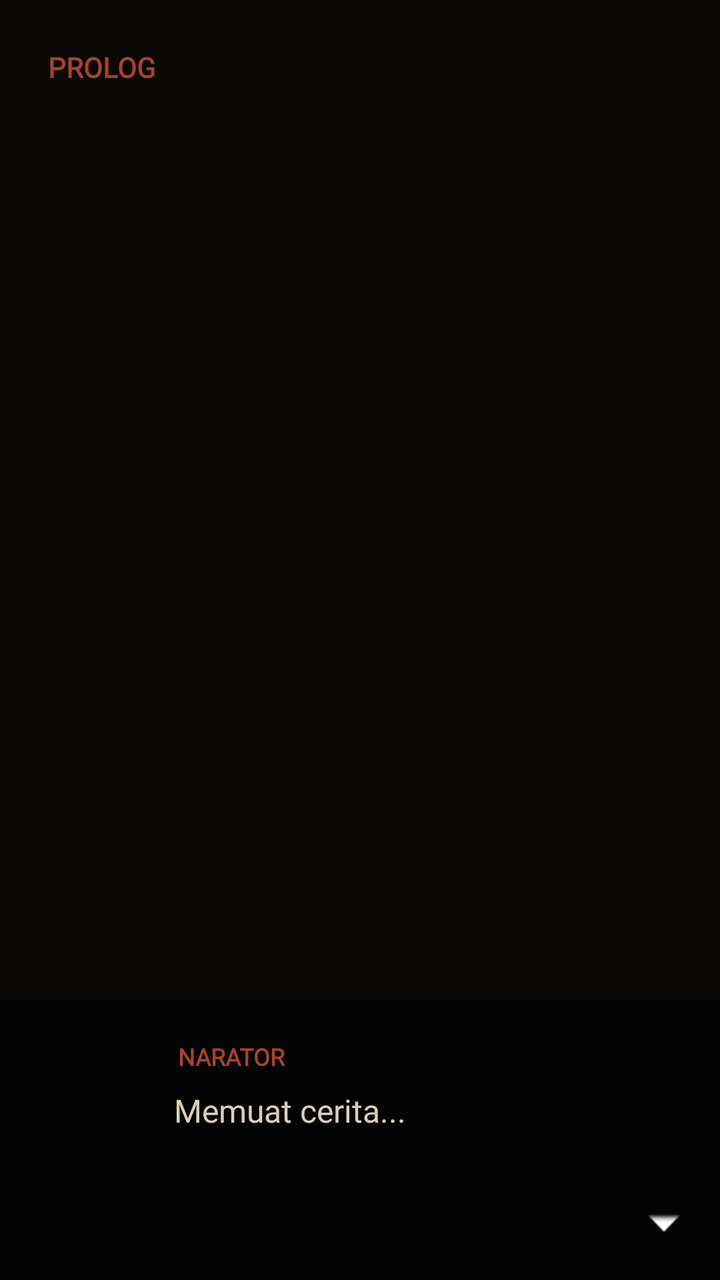
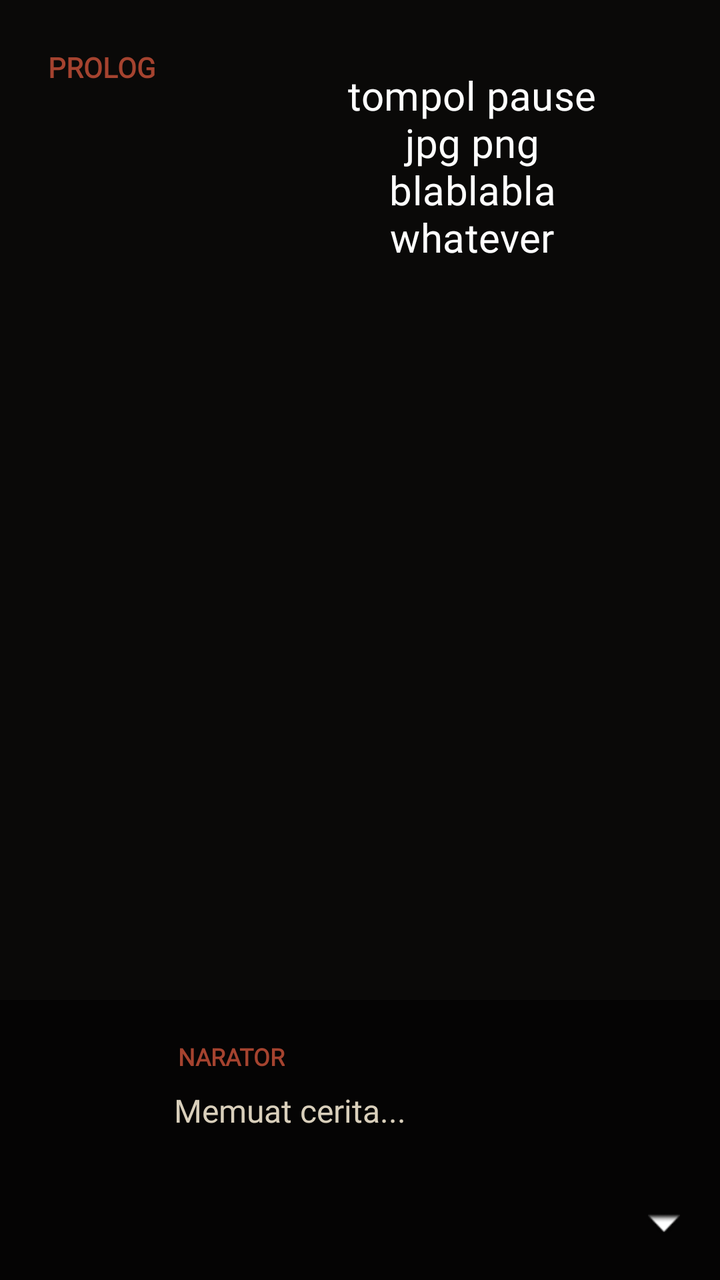

Compare the two renders of this Android layout. The source of the first and the diff that turns it into the second are given below.
<!-- AndroidManifest.xml: application theme Theme.RumahTerbangkalai -->
<!-- res/layout/activity_main.xml -->
<?xml version="1.0" encoding="utf-8"?>
<androidx.constraintlayout.widget.ConstraintLayout
    xmlns:android="http://schemas.android.com/apk/res/android"
    xmlns:app="http://schemas.android.com/apk/res-auto"
    android:id="@+id/main"
    android:layout_width="match_parent"
    android:layout_height="match_parent"
    android:background="#0A0908">

    <TextView
        android:id="@+id/tv_chapter"
        android:fontFamily="@font/merriweather"
        android:layout_width="wrap_content"
        android:layout_height="wrap_content"
        android:layout_marginStart="24dp"
        android:layout_marginTop="24dp"
        android:text="PROLOG"
        android:textColor="#A5432F"
        android:textSize="14sp"
        android:textStyle="bold"
        app:layout_constraintStart_toStartOf="parent"
        app:layout_constraintTop_toTopOf="parent" />

    <LinearLayout
        android:id="@+id/choices_container"
        android:layout_width="match_parent"
        android:layout_height="wrap_content"
        android:orientation="vertical"
        android:gravity="center"
        android:paddingHorizontal="100dp"
        app:layout_constraintBottom_toTopOf="@+id/dialogue_bar"
        app:layout_constraintTop_toBottomOf="@+id/tv_chapter"
        android:visibility="gone" />

    <Button
        android:id="@+id/btn_restart"
        android:layout_width="wrap_content"
        android:layout_height="wrap_content"
        android:text="MULAI LAGI"
        android:textColor="#D9CFBB"
        android:backgroundTint="#7A2E26"
        android:visibility="gone"
        app:layout_constraintBottom_toTopOf="@+id/dialogue_bar"
        app:layout_constraintEnd_toEndOf="parent"
        app:layout_constraintStart_toStartOf="parent"
        app:layout_constraintTop_toBottomOf="@+id/tv_chapter" />

    <androidx.constraintlayout.widget.ConstraintLayout
        android:id="@+id/dialogue_bar"
        android:layout_width="match_parent"
        android:layout_height="140dp"
        android:background="#80000000"
        android:clickable="true"
        android:focusable="true"
        android:padding="20dp"
        app:layout_constraintBottom_toBottomOf="parent">







        <TextView
            android:id="@+id/tv_speaker"
            android:layout_width="wrap_content"
            android:layout_height="wrap_content"
            android:layout_marginStart="69dp"
            android:text="NARATOR"
            android:fontFamily="@font/merriweather_italian_mamamia"

            android:textColor="#A5432F"
            android:textSize="12sp"
            android:textStyle="bold"
            app:layout_constraintStart_toStartOf="parent"
            app:layout_constraintTop_toTopOf="parent" />

        <TextView
            android:id="@+id/tv_line"
            android:layout_width="0dp"
            android:layout_height="0dp"
            android:layout_marginStart="67dp"
            android:layout_marginTop="8dp"
            android:fontFamily="@font/merriweather"
            android:layout_marginEnd="67dp"
            android:text="Memuat cerita..."
            android:textColor="#D9CFBB"
            android:textSize="16sp"
            app:layout_constraintBottom_toBottomOf="parent"
            app:layout_constraintEnd_toEndOf="parent"
            app:layout_constraintStart_toStartOf="parent"
            app:layout_constraintTop_toBottomOf="@+id/tv_speaker" />

        <ImageView
            android:id="@+id/iv_arrow"
            android:layout_width="16dp"
            android:layout_height="16dp"
            android:src="@android:drawable/arrow_down_float"
            android:contentDescription="Next"
            app:layout_constraintBottom_toBottomOf="parent"
            app:layout_constraintEnd_toEndOf="parent" />

    </androidx.constraintlayout.widget.ConstraintLayout>

</androidx.constraintlayout.widget.ConstraintLayout>
<!-- resources referenced by this layout -->
<resources>
  <style name="Theme.RumahTerbangkalai" parent="Base.Theme.RumahTerbangkalai" />
  <style name="Base.Theme.RumahTerbangkalai" parent="Theme.Material3.DayNight.NoActionBar">
          
          <item name="android:windowBackground">@android:color/black</item>
          
      </style>
</resources>

<!-- the commit's change to res/layout/activity_main.xml (unified diff, before → after) -->
@@ -2,6 +2,7 @@
 <androidx.constraintlayout.widget.ConstraintLayout
     xmlns:android="http://schemas.android.com/apk/res/android"
     xmlns:app="http://schemas.android.com/apk/res-auto"
+    xmlns:tools="http://schemas.android.com/tools"
     android:id="@+id/main"
     android:layout_width="match_parent"
     android:layout_height="match_parent"
@@ -19,6 +20,20 @@
         android:textSize="14sp"
         android:textStyle="bold"
         app:layout_constraintStart_toStartOf="parent"
+        app:layout_constraintTop_toTopOf="parent" />
+
+    <Button
+        android:id="@+id/btnPause"
+        android:layout_width="200dp"
+        android:layout_height="wrap_content"
+        android:background="@android:color/transparent"
+        android:fontFamily="@font/merriweather_italian_mamamia"
+        android:text="tompol pause jpg png blablabla whatever"
+        android:layout_marginTop="24dp"
+        android:layout_marginEnd="24dp"
+        android:textColor="@color/white"
+        android:textSize="20dp"
+        app:layout_constraintEnd_toEndOf="parent"
         app:layout_constraintTop_toTopOf="parent" />
 
     <LinearLayout
<!-- resource entries referenced after the edit -->
@@ -1,5 +1,6 @@
 <!-- resources referenced by this layout -->
 <resources>
+  <color name="white">#FFFFFFFF</color>
   <style name="Theme.RumahTerbangkalai" parent="Base.Theme.RumahTerbangkalai" />
   <style name="Base.Theme.RumahTerbangkalai" parent="Theme.Material3.DayNight.NoActionBar">
           
